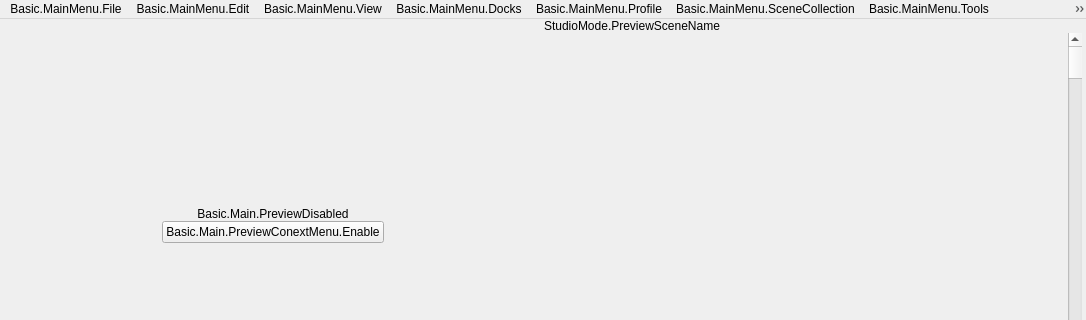
gkaragioul/RDNA_Cast, file UI/forms/OBSBasic.ui: the form before one commit; both pictures show x 0 to 1086 and y 0 to 320 of the 1086 by 729 pixel window.
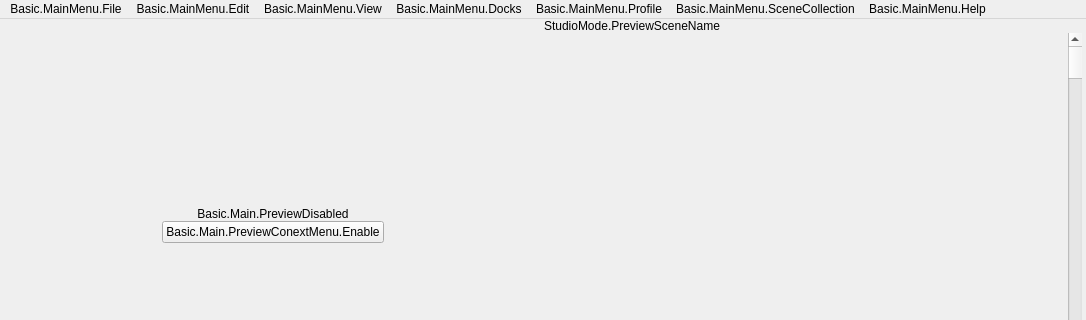
The form after the commit. Icons and pictures are not drawn. Custom widgets are drawn as their Qt base class.

Commit message: RDNA Cast v0.7.5 — Lite-pass: menu/settings/hotkey cleanup, AMD-feel polish

```diff
--- a/UI/forms/OBSBasic.ui
+++ b/UI/forms/OBSBasic.ui
@@ -862,7 +862,6 @@
    <addaction name="menuDocks"/>
    <addaction name="profileMenu"/>
    <addaction name="sceneCollectionMenu"/>
-   <addaction name="menuTools"/>
    <addaction name="menuBasic_MainMenu_Help"/>
   </widget>
   <widget class="OBSBasicStatusBar" name="statusbar"/>
```
Left out of the diff: 9 changed lines with no effect on the pictures. The commit also changes 11 other files.
